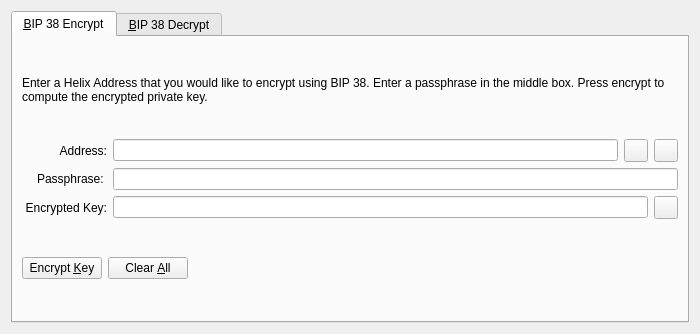
Above: src/qt/forms/bip38tooldialog.ui from noodlespan/helix before the change. Below: the same form after it.
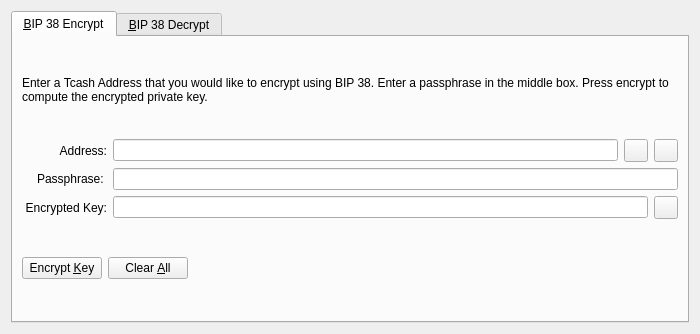
That is the form after the change. The open tabs and pages were chosen to show the change. Icons and pictures are not drawn. Custom widgets are drawn as their Qt base class.

Diff of the .ui file:
```diff
--- a/src/qt/forms/bip38tooldialog.ui
+++ b/src/qt/forms/bip38tooldialog.ui
@@ -30,7 +30,7 @@
        <item>
         <widget class="QLabel" name="infoLabel_ENC">
          <property name="text">
-          <string>Enter a Helix Address that you would like to encrypt using BIP 38. Enter a passphrase in the middle box. Press encrypt to compute the encrypted private key.</string>
+          <string>Enter a Tcash Address that you would like to encrypt using BIP 38. Enter a passphrase in the middle box. Press encrypt to compute the encrypted private key.</string>
          </property>
          <property name="textFormat">
           <enum>Qt::PlainText</enum>
```
Left out of the diff: 22 changed lines with no effect on the pictures.
